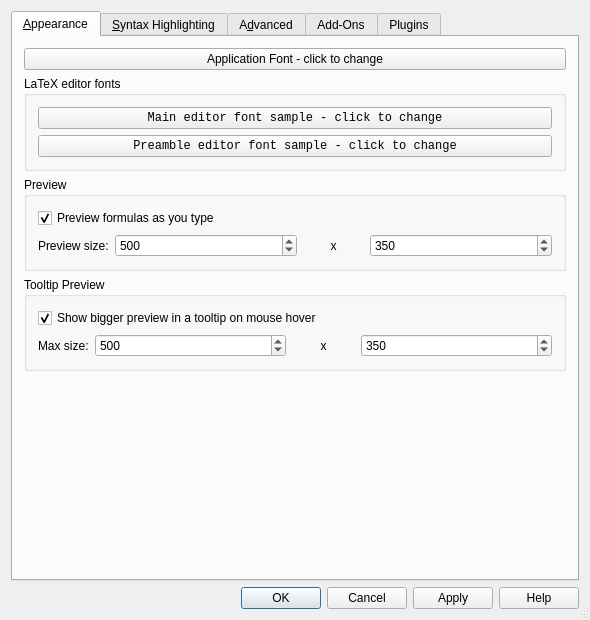
Above: src/klfsettingsui.ui from CryFeiFei/klatexformula before the change. Below: the same form after it.
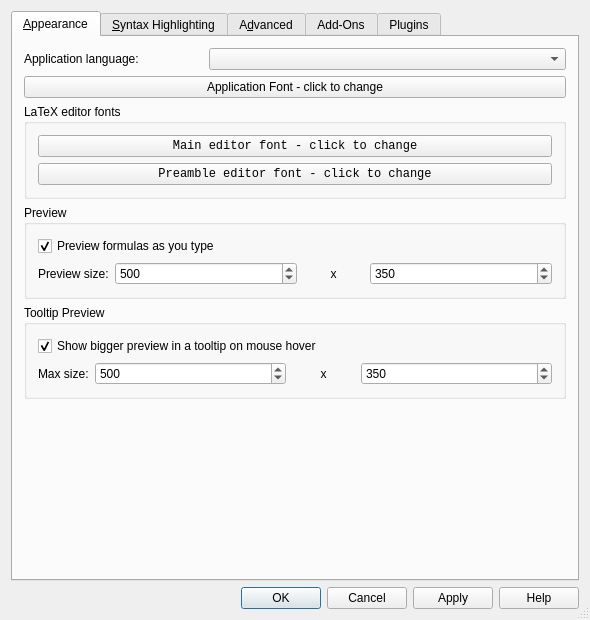
That is the form after the change. Icons and pictures are not drawn. Custom widgets are drawn as their Qt base class.

Commit message: Now locale can be changed manually in settings dialog and is stored in klfconfig.

Diff of the .ui file:
```diff
--- a/src/klfsettingsui.ui
+++ b/src/klfsettingsui.ui
@@ -41,6 +41,33 @@
        <string>&amp;Appearance</string>
       </attribute>
       <layout class="QVBoxLayout" name="verticalLayout_2">
+       <item>
+        <layout class="QHBoxLayout" name="lytLocale">
+         <item>
+          <widget class="QLabel" name="lblLocale">
+           <property name="sizePolicy">
+            <sizepolicy hsizetype="Preferred" vsizetype="Preferred">
+             <horstretch>1</horstretch>
+             <verstretch>0</verstretch>
+            </sizepolicy>
+           </property>
+           <property name="text">
+            <string>Application language:</string>
+           </property>
+          </widget>
+         </item>
+         <item>
+          <widget class="QComboBox" name="cbxLocale">
+           <property name="sizePolicy">
+            <sizepolicy hsizetype="Preferred" vsizetype="Fixed">
+             <horstretch>2</horstretch>
+             <verstretch>0</verstretch>
+            </sizepolicy>
+           </property>
+          </widget>
+         </item>
+        </layout>
+       </item>
        <item>
         <widget class="QPushButton" name="btnAppFont">
          <property name="text">
@@ -63,7 +90,7 @@
              </font>
             </property>
             <property name="text">
-             <string>Main editor font sample - click to change</string>
+             <string>Main editor font - click to change</string>
             </property>
            </widget>
           </item>
@@ -76,7 +103,7 @@
              </font>
             </property>
             <property name="text">
-             <string>Preamble editor font sample - click to change</string>
+             <string>Preamble editor font - click to change</string>
             </property>
            </widget>
           </item>
```
The commit also changes 9 other files.
